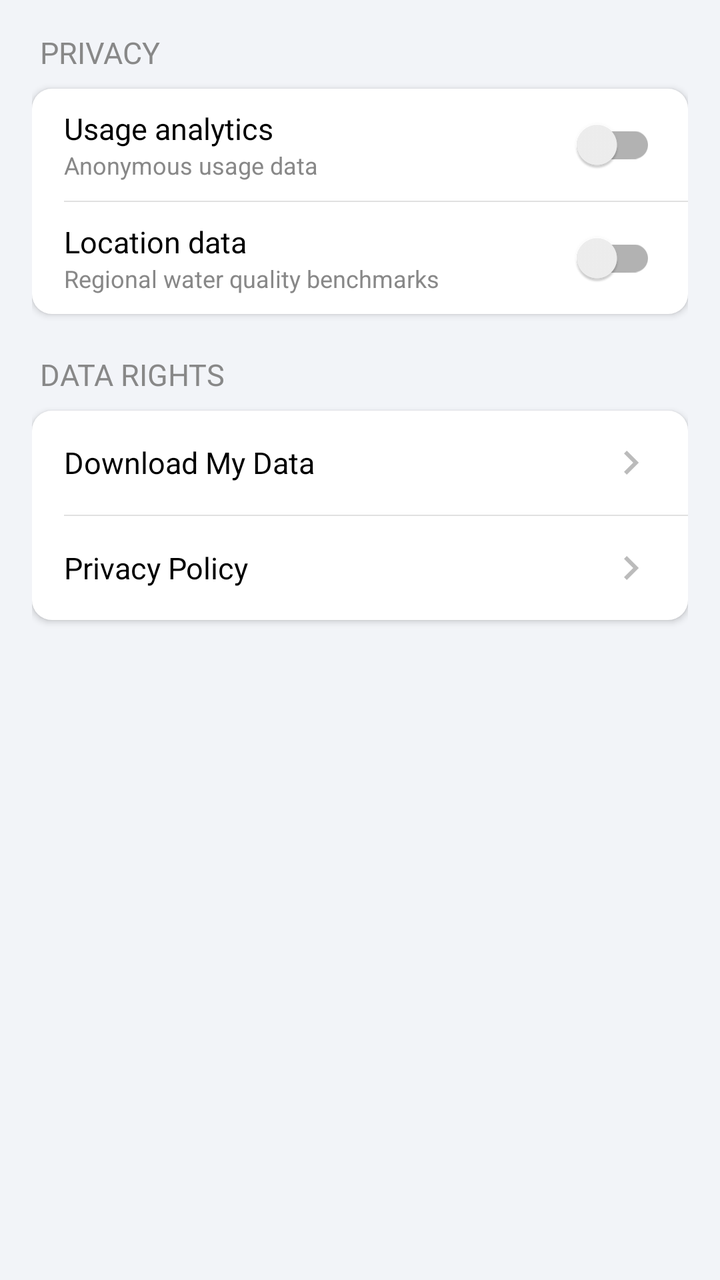
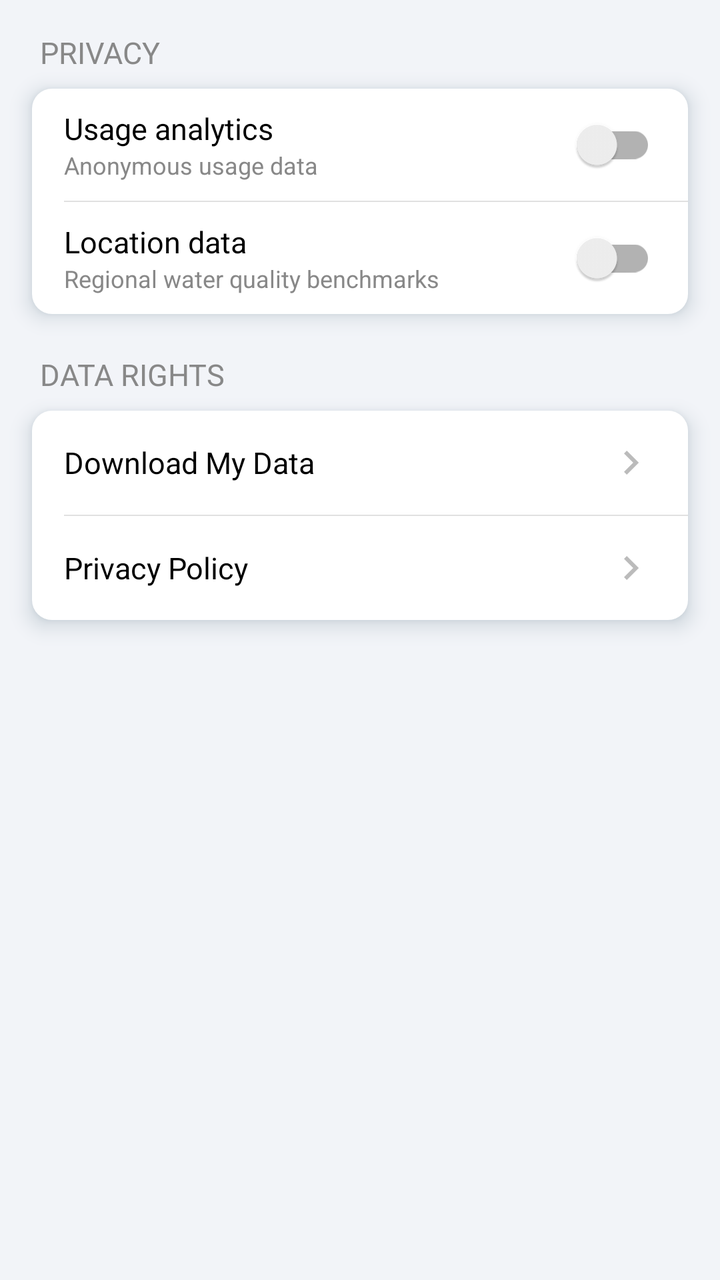

Before-and-after screenshots of an Android layout around one commit, followed by the original layout XML and the change that was made.
<!-- AndroidManifest.xml: application theme Theme.AquaSense -->
<!-- res/layout/fragment_data_privacy.xml -->
<?xml version="1.0" encoding="utf-8"?>
<ScrollView xmlns:android="http://schemas.android.com/apk/res/android"
    xmlns:app="http://schemas.android.com/apk/res-auto"
    android:layout_width="match_parent"
    android:layout_height="match_parent">

    <LinearLayout
        android:layout_width="match_parent"
        android:layout_height="wrap_content"
        android:orientation="vertical"
        android:padding="16dp">

        
        <TextView
            android:layout_width="wrap_content"
            android:layout_height="wrap_content"
            android:layout_marginBottom="8dp"
            android:layout_marginStart="4dp"
            android:text="@string/section_privacy"
            android:textAllCaps="true"
            android:textColor="@color/text_secondary"
            android:textSize="15sp" />

        <LinearLayout
            android:layout_width="match_parent"
            android:layout_height="wrap_content"
            android:layout_marginBottom="20dp"
            android:background="@drawable/bg_settings_card"
            android:elevation="2dp"
            android:orientation="vertical">

            
            <LinearLayout
                android:layout_width="match_parent"
                android:layout_height="56dp"
                android:gravity="center_vertical"
                android:orientation="horizontal"
                android:paddingStart="16dp"
                android:paddingEnd="16dp">

                <LinearLayout
                    android:layout_width="0dp"
                    android:layout_height="wrap_content"
                    android:layout_weight="1"
                    android:orientation="vertical">

                    <TextView
                        android:layout_width="wrap_content"
                        android:layout_height="wrap_content"
                        android:text="@string/usage_analytics"
                        android:textColor="@color/text_primary"
                        android:textSize="15sp" />

                    <TextView
                        android:layout_width="wrap_content"
                        android:layout_height="wrap_content"
                        android:text="@string/usage_analytics_desc"
                        android:textColor="@color/text_secondary"
                        android:textSize="12sp" />

                </LinearLayout>

                <androidx.appcompat.widget.SwitchCompat
                    android:id="@+id/switchUsageAnalytics"
                    android:layout_width="wrap_content"
                    android:layout_height="wrap_content" />

            </LinearLayout>

            <View
                android:layout_width="match_parent"
                android:layout_height="0.5dp"
                android:layout_marginStart="16dp"
                android:background="@color/divider" />

            
            <LinearLayout
                android:layout_width="match_parent"
                android:layout_height="56dp"
                android:gravity="center_vertical"
                android:orientation="horizontal"
                android:paddingStart="16dp"
                android:paddingEnd="16dp">

                <LinearLayout
                    android:layout_width="0dp"
                    android:layout_height="wrap_content"
                    android:layout_weight="1"
                    android:orientation="vertical">

                    <TextView
                        android:layout_width="wrap_content"
                        android:layout_height="wrap_content"
                        android:text="@string/location_data"
                        android:textColor="@color/text_primary"
                        android:textSize="15sp" />

                    <TextView
                        android:layout_width="wrap_content"
                        android:layout_height="wrap_content"
                        android:text="@string/location_data_desc"
                        android:textColor="@color/text_secondary"
                        android:textSize="12sp" />

                </LinearLayout>

                <androidx.appcompat.widget.SwitchCompat
                    android:id="@+id/switchLocationData"
                    android:layout_width="wrap_content"
                    android:layout_height="wrap_content" />

            </LinearLayout>

        </LinearLayout>

        
        <TextView
            android:layout_width="wrap_content"
            android:layout_height="wrap_content"
            android:layout_marginBottom="8dp"
            android:layout_marginStart="4dp"
            android:text="@string/section_data_rights"
            android:textAllCaps="true"
            android:textColor="@color/text_secondary"
            android:textSize="15sp" />

        <LinearLayout
            android:layout_width="match_parent"
            android:layout_height="wrap_content"
            android:layout_marginBottom="20dp"
            android:background="@drawable/bg_settings_card"
            android:elevation="2dp"
            android:orientation="vertical">

            <LinearLayout
                android:id="@+id/rowDownloadData"
                android:layout_width="match_parent"
                android:layout_height="52dp"
                android:clickable="true"
                android:focusable="true"
                android:foreground="?attr/selectableItemBackground"
                android:gravity="center_vertical"
                android:orientation="horizontal"
                android:paddingStart="16dp"
                android:paddingEnd="16dp">

                <TextView
                    android:layout_width="0dp"
                    android:layout_height="wrap_content"
                    android:layout_weight="1"
                    android:text="@string/download_my_data"
                    android:textColor="@color/text_primary"
                    android:textSize="15sp" />

                <ImageView
                    android:layout_width="24dp"
                    android:layout_height="24dp"
                    android:contentDescription="@null"
                    android:importantForAccessibility="no"
                    android:src="@drawable/ic_chevron_right"
                    app:tint="@color/icon_gray" />

            </LinearLayout>

            <View
                android:layout_width="match_parent"
                android:layout_height="0.5dp"
                android:layout_marginStart="16dp"
                android:background="@color/divider" />

            <LinearLayout
                android:id="@+id/rowPrivacyPolicy"
                android:layout_width="match_parent"
                android:layout_height="52dp"
                android:clickable="true"
                android:focusable="true"
                android:foreground="?attr/selectableItemBackground"
                android:gravity="center_vertical"
                android:orientation="horizontal"
                android:paddingStart="16dp"
                android:paddingEnd="16dp">

                <TextView
                    android:layout_width="0dp"
                    android:layout_height="wrap_content"
                    android:layout_weight="1"
                    android:text="@string/privacy_policy"
                    android:textColor="@color/text_primary"
                    android:textSize="15sp" />

                <ImageView
                    android:layout_width="24dp"
                    android:layout_height="24dp"
                    android:contentDescription="@null"
                    android:importantForAccessibility="no"
                    android:src="@drawable/ic_chevron_right"
                    app:tint="@color/icon_gray" />

            </LinearLayout>

        </LinearLayout>

    </LinearLayout>

</ScrollView>
<!-- resources referenced by this layout -->
<resources>
  <color name="divider">#FFE0E0E0</color>
  <color name="icon_gray">#FFBBBBBB</color>
  <color name="text_primary">#FF000000</color>
  <color name="text_secondary">#FF888888</color>
  <!-- drawable bg_settings_card (drawable) -->
  <?xml version="1.0" encoding="utf-8"?>
  <shape xmlns:android="http://schemas.android.com/apk/res/android"
      android:shape="rectangle">
      <solid android:color="@color/card_background" />
      <corners android:radius="10dp" />
  </shape>
  <!-- drawable ic_chevron_right (drawable) -->
  <vector xmlns:android="http://schemas.android.com/apk/res/android"
      android:width="24dp"
      android:height="24dp"
      android:viewportWidth="960"
      android:viewportHeight="960"
      android:tint="?attr/colorControlNormal"
      android:autoMirrored="true">
    <path
        android:fillColor="@android:color/white"
        android:pathData="M504,480L320,296L376,240L616,480L376,720L320,664L504,480Z"/>
  </vector>
  <string name="download_my_data">Download My Data</string>
  <string name="location_data">Location data</string>
  <string name="location_data_desc">Regional water quality benchmarks</string>
  <string name="privacy_policy">Privacy Policy</string>
  <string name="section_data_rights">DATA RIGHTS</string>
  <string name="section_privacy">PRIVACY</string>
  <string name="usage_analytics">Usage analytics</string>
  <string name="usage_analytics_desc">Anonymous usage data</string>
  <style name="Theme.AquaSense" parent="Base.Theme.AquaSense" />
  <color name="card_background">#FFFFFFFF</color>
  <style name="Base.Theme.AquaSense" parent="Theme.MaterialComponents.DayNight.NoActionBar">
          
          <item name="android:windowBackground">@color/background</item>
          <item name="android:colorBackground">@color/background</item>
          
          <item name="android:statusBarColor">@color/toolbar_gradient_start</item>
          <item name="android:windowLightStatusBar">@bool/light_status_bar_icons</item>
      </style>
  <color name="background">#FFF2F4F8</color>
  <color name="toolbar_gradient_start">#FFC1DFE0</color>
</resources>

<!-- the commit's change to res/layout/fragment_data_privacy.xml (unified diff, before → after) -->
@@ -7,6 +7,7 @@
     <LinearLayout
         android:layout_width="match_parent"
         android:layout_height="wrap_content"
+        android:clipToPadding="false"
         android:orientation="vertical"
         android:padding="16dp">
 
@@ -26,7 +27,7 @@
             android:layout_height="wrap_content"
             android:layout_marginBottom="20dp"
             android:background="@drawable/bg_settings_card"
-            android:elevation="2dp"
+            style="@style/Widget.AquaSense.Card"
             android:orientation="vertical">
 
             
@@ -129,7 +130,7 @@
             android:layout_height="wrap_content"
             android:layout_marginBottom="20dp"
             android:background="@drawable/bg_settings_card"
-            android:elevation="2dp"
+            style="@style/Widget.AquaSense.Card"
             android:orientation="vertical">
 
             <LinearLayout
<!-- resource entries referenced after the edit -->
@@ -31,8 +31,14 @@
   <string name="section_privacy">PRIVACY</string>
   <string name="usage_analytics">Usage analytics</string>
   <string name="usage_analytics_desc">Anonymous usage data</string>
+  <style name="Widget.AquaSense.Card" parent="">
+          <item name="android:elevation">6dp</item>
+          <item name="android:outlineAmbientShadowColor">@color/card_shadow</item>
+          <item name="android:outlineSpotShadowColor">@color/card_shadow</item>
+      </style>
   <style name="Theme.AquaSense" parent="Base.Theme.AquaSense" />
   <color name="card_background">#FFFFFFFF</color>
+  <color name="card_shadow">#FF123A4D</color>
   <style name="Base.Theme.AquaSense" parent="Theme.MaterialComponents.DayNight.NoActionBar">
           
           <item name="android:windowBackground">@color/background</item>
